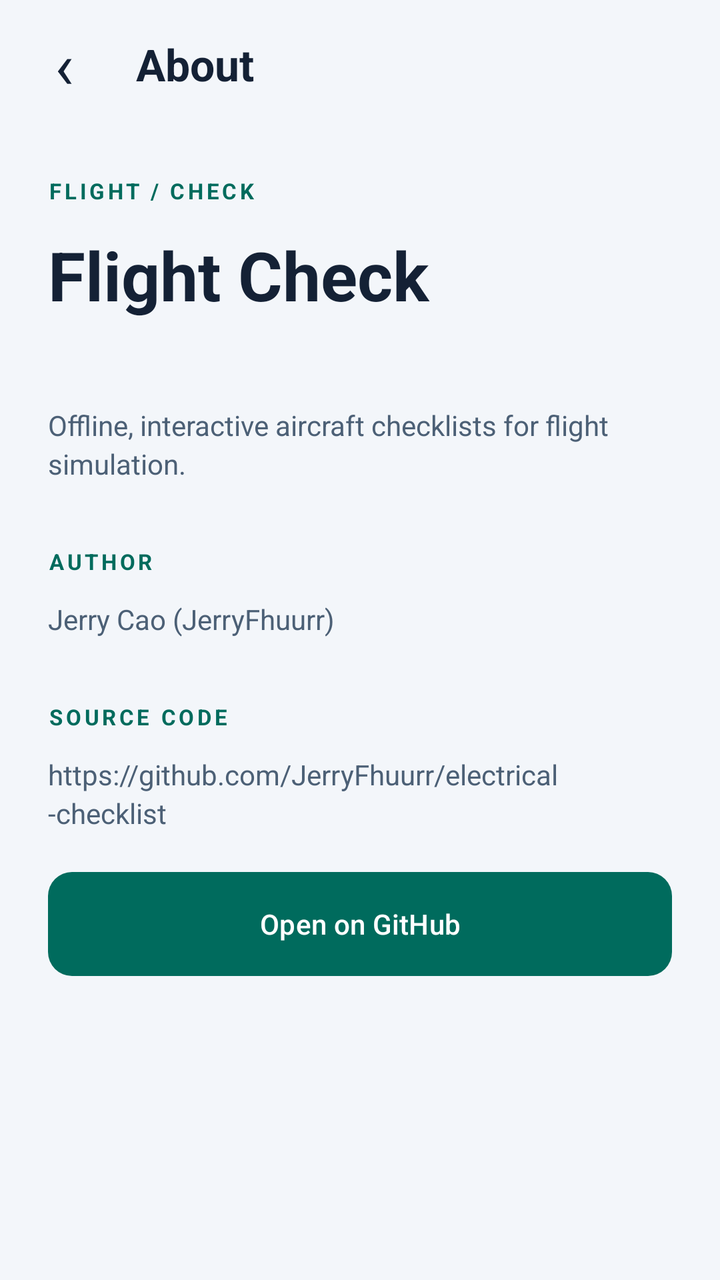
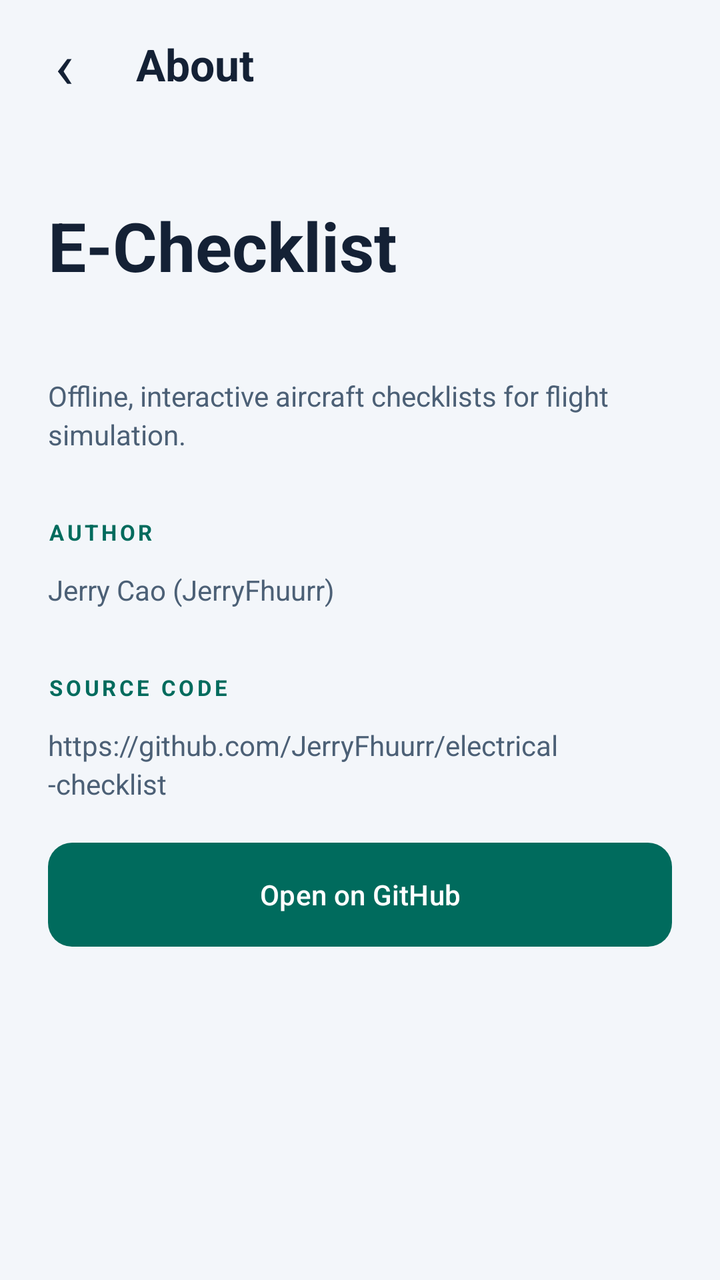

Two renders of the same Android screen: before a commit and after it. Below are the layout's source before the change and the commit's diff.
<!-- AndroidManifest.xml: application theme Theme.Electricalchecklist -->
<!-- res/layout/activity_about.xml -->
<?xml version="1.0" encoding="utf-8"?>
<LinearLayout xmlns:android="http://schemas.android.com/apk/res/android" android:id="@+id/about_root" android:layout_width="match_parent" android:layout_height="match_parent" android:orientation="vertical">
    <LinearLayout android:layout_width="match_parent" android:layout_height="wrap_content" android:orientation="horizontal" android:gravity="center_vertical" android:padding="8dp">
        <TextView android:id="@+id/about_back" android:layout_width="48dp" android:layout_height="48dp" android:text="@string/back_symbol" android:textSize="32sp" android:textColor="@color/ink" android:gravity="center" android:background="?attr/selectableItemBackgroundBorderless" android:focusable="true" android:contentDescription="@string/back_to_settings"/>
        <TextView android:layout_width="0dp" android:layout_height="wrap_content" android:layout_weight="1" android:text="@string/about" android:textSize="22sp" android:textStyle="bold" android:textColor="@color/ink" android:accessibilityHeading="true" android:paddingHorizontal="12dp"/>
    </LinearLayout>
    <ScrollView android:layout_width="match_parent" android:layout_height="0dp" android:layout_weight="1" android:fillViewport="true">
        <LinearLayout android:layout_width="match_parent" android:layout_height="wrap_content" android:orientation="vertical" android:padding="24dp">
            <TextView style="@style/Eyebrow" android:text="@string/brand"/>
            <TextView style="@style/PageTitle" android:text="@string/app_name"/>
            <TextView android:id="@+id/about_version" style="@style/BodyText"/>
            <TextView style="@style/BodyText" android:text="@string/about_description"/>
            <TextView style="@style/Eyebrow" android:layout_marginTop="32dp" android:text="@string/author_label"/>
            <TextView android:id="@+id/about_author" style="@style/BodyText" android:text="@string/author_name" android:textIsSelectable="true"/>
            <TextView style="@style/Eyebrow" android:layout_marginTop="32dp" android:text="@string/source_code"/>
            <TextView style="@style/BodyText" android:text="@string/github_url" android:textIsSelectable="true"/>
            <com.google.android.material.button.MaterialButton android:id="@+id/github_button" style="@style/PrimaryAction" android:text="@string/open_github" android:layout_marginTop="20dp"/>
        </LinearLayout>
    </ScrollView>
</LinearLayout>
<!-- resources referenced by this layout -->
<resources>
  <color name="ink">#142135</color>
  <string name="about">About</string>
  <string name="about_description">Offline, interactive aircraft checklists for flight simulation.</string>
  <string name="app_name">Flight Check</string>
  <string name="author_label">AUTHOR</string>
  <string name="author_name">Jerry Cao (JerryFhuurr)</string>
  <string name="back_symbol" translatable="false">‹</string>
  <string name="back_to_settings">Back to Settings</string>
  <string name="brand">FLIGHT / CHECK</string>
  <string name="github_url" translatable="false">https://github.com/JerryFhuurr/electrical-checklist</string>
  <string name="open_github">Open on GitHub</string>
  <string name="source_code">SOURCE CODE</string>
  <style name="BodyText">
          <item name="android:layout_width">match_parent</item>
          <item name="android:layout_height">wrap_content</item>
          <item name="android:layout_marginTop">12dp</item>
          <item name="android:textSize">14sp</item>
          <item name="android:textColor">@color/muted</item>
          <item name="android:lineSpacingExtra">3dp</item>
      </style>
  <style name="Eyebrow">
          <item name="android:layout_width">match_parent</item>
          <item name="android:layout_height">wrap_content</item>
          <item name="android:textSize">11sp</item>
          <item name="android:textColor">@color/accent</item>
          <item name="android:letterSpacing">0.14</item>
          <item name="android:textStyle">bold</item>
      </style>
  <style name="PageTitle">
          <item name="android:layout_width">match_parent</item>
          <item name="android:layout_height">wrap_content</item>
          <item name="android:layout_marginTop">12dp</item>
          <item name="android:textSize">34sp</item>
          <item name="android:textColor">@color/ink</item>
          <item name="android:textStyle">bold</item>
          <item name="android:accessibilityHeading">true</item>
      </style>
  <style name="PrimaryAction" parent="Widget.Material3.Button">
          <item name="android:layout_width">match_parent</item>
          <item name="android:layout_height">wrap_content</item>
          <item name="android:minHeight">52dp</item>
          <item name="android:textAllCaps">false</item>
          <item name="android:textSize">14sp</item>
          <item name="android:textColor">@color/on_accent</item>
          <item name="backgroundTint">@color/accent</item>
          <item name="cornerRadius">12dp</item>
          <item name="android:insetTop">0dp</item>
          <item name="android:insetBottom">0dp</item>
      </style>
  <style name="Theme.Electricalchecklist" parent="Base.Theme.Electricalchecklist" />
  <color name="muted">#4C6076</color>
  <color name="accent">#006B5D</color>
  <color name="on_accent">#FFFFFF</color>
  <style name="Base.Theme.Electricalchecklist" parent="Theme.Material3.DayNight.NoActionBar">
          <item name="colorPrimary">@color/accent</item>
          <item name="colorOnPrimary">@color/on_accent</item>
          <item name="colorSurface">@color/panel</item>
          <item name="colorOnSurface">@color/ink</item>
          <item name="android:windowLightStatusBar">true</item>
          <item name="android:windowLightNavigationBar">true</item>
          <item name="android:windowBackground">@color/app_background</item>
          <item name="android:windowAnimationStyle">@style/PageWindowAnimations</item>
      </style>
  <color name="panel">#FFFFFF</color>
  <color name="app_background">#F3F6FA</color>
  <style name="PageWindowAnimations" parent="@android:style/Animation.Activity">
          <item name="android:activityOpenEnterAnimation">@anim/page_forward_enter</item>
          <item name="android:activityOpenExitAnimation">@anim/page_forward_exit</item>
          <item name="android:activityCloseEnterAnimation">@anim/page_back_enter</item>
          <item name="android:activityCloseExitAnimation">@anim/page_back_exit</item>
      </style>
</resources>

<!-- the commit's change to res/layout/activity_about.xml (unified diff, before → after) -->
@@ -6,7 +6,6 @@
     </LinearLayout>
     <ScrollView android:layout_width="match_parent" android:layout_height="0dp" android:layout_weight="1" android:fillViewport="true">
         <LinearLayout android:layout_width="match_parent" android:layout_height="wrap_content" android:orientation="vertical" android:padding="24dp">
-            <TextView style="@style/Eyebrow" android:text="@string/brand"/>
             <TextView style="@style/PageTitle" android:text="@string/app_name"/>
             <TextView android:id="@+id/about_version" style="@style/BodyText"/>
             <TextView style="@style/BodyText" android:text="@string/about_description"/>
<!-- resource entries referenced after the edit -->
@@ -3,12 +3,11 @@
   <color name="ink">#142135</color>
   <string name="about">About</string>
   <string name="about_description">Offline, interactive aircraft checklists for flight simulation.</string>
-  <string name="app_name">Flight Check</string>
+  <string name="app_name">E-Checklist</string>
   <string name="author_label">AUTHOR</string>
   <string name="author_name">Jerry Cao (JerryFhuurr)</string>
   <string name="back_symbol" translatable="false">‹</string>
   <string name="back_to_settings">Back to Settings</string>
-  <string name="brand">FLIGHT / CHECK</string>
   <string name="github_url" translatable="false">https://github.com/JerryFhuurr/electrical-checklist</string>
   <string name="open_github">Open on GitHub</string>
   <string name="source_code">SOURCE CODE</string>
